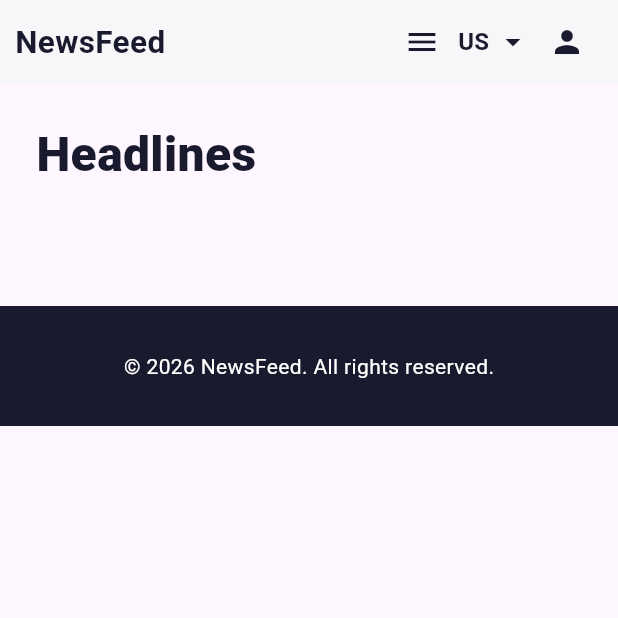
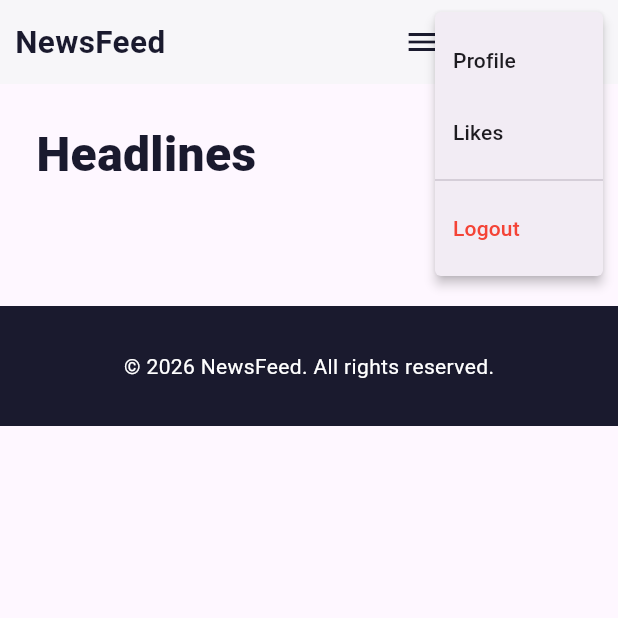
Before and after one commit to Nishiv15/news_feed, a Flutter app: the CategoryNewsPage screen opened directly with empty values, after a tap on the "person" icon, on a phone screen of 412 x 824 dp, the top half of it. Run offline on Flutter 3.47's test engine with Material 3 defaults, Android fonts, the phone set to English and light mode, and no system bars; our stand-ins replace flutter_dotenv, supabase_flutter; accounts and stored records are empty; network calls fail.

Commit message:
feat: logout from NewsFeed

```diff
--- a/news_feed/lib/models/supabase_auth_service.dart
+++ b/news_feed/lib/models/supabase_auth_service.dart
@@ -57,4 +57,9 @@ class SupabaseAuthService {
       throw Exception('Login failed to return a valid user.');
     }
   }
+
+  /// Logs out the currently authenticated user
+  static Future<void> logoutUser() async {
+    await _supabase.auth.signOut();
+  }
 }
--- a/news_feed/lib/widgets/NewsFeedNavbar.dart
+++ b/news_feed/lib/widgets/NewsFeedNavbar.dart
@@ -1,8 +1,9 @@
 import 'package:flutter/material.dart';
 import '../screens/CategoryNewsPage.dart';
 import '../screens/NewsFeedPage.dart';
+import '../screens/HomePage.dart';
 import '../models/news_model.dart';
-
+import '../models/supabase_auth_service.dart';
 const Map<String, String> countryMap = {
   'Argentina': 'ar', 'Australia': 'au', 'Bangladesh': 'bd', 'Brazil': 'br',
   'Canada': 'ca', 'China': 'cn', 'Colombia': 'co', 'Egypt': 'eg',
@@ -190,11 +191,39 @@ class NewsFeedNavBar extends StatelessWidget implements PreferredSizeWidget {
             }).toList(),
           ),
         ),
-        IconButton(
+        PopupMenuButton<String>(
           icon: const Icon(Icons.person, color: Color(0xFF1A1A2E)),
-          onPressed: () {
-            debugPrint('Person button pressed');
+          onSelected: (String result) async {
+            if (result == 'logout') {
+              await SupabaseAuthService.logoutUser();
+              if (context.mounted) {
+                Navigator.pushAndRemoveUntil(
+                  context,
+                  MaterialPageRoute(builder: (context) => const HomePage()),
+                  (route) => false,
+                );
+              }
+            } else if (result == 'profile') {
+              ScaffoldMessenger.of(context).showSnackBar(const SnackBar(content: Text('Profile coming soon!')));
+            } else if (result == 'likes') {
+              ScaffoldMessenger.of(context).showSnackBar(const SnackBar(content: Text('Likes coming soon!')));
+            }
           },
+          itemBuilder: (BuildContext context) => <PopupMenuEntry<String>>[
+            const PopupMenuItem<String>(
+              value: 'profile',
+              child: Text('Profile'),
+            ),
+            const PopupMenuItem<String>(
+              value: 'likes',
+              child: Text('Likes'),
+            ),
+            const PopupMenuDivider(),
+            const PopupMenuItem<String>(
+              value: 'logout',
+              child: Text('Logout', style: TextStyle(color: Colors.red)),
+            ),
+          ],
         ),
         const SizedBox(width: 10),
       ],
```
